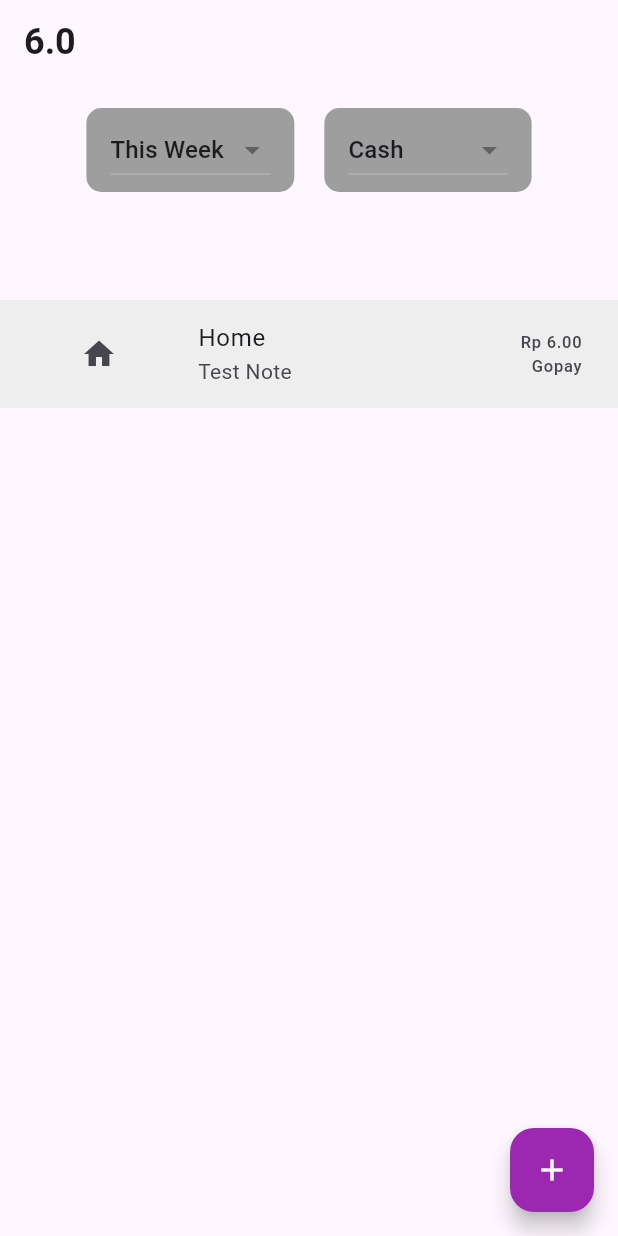
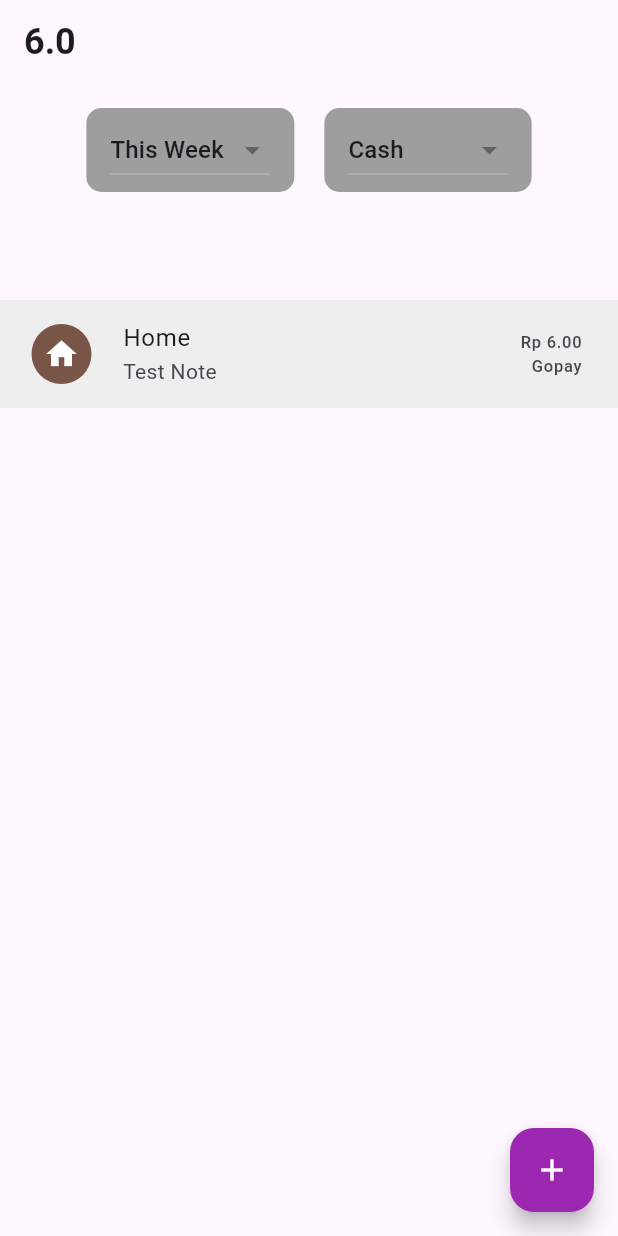
Before and after one commit to frasnym/explension, a Flutter app: the screen it shows after launch, after a tap on the "add" icon, on a phone screen of 412 x 824 dp. Run offline on Flutter 3.47's test engine with Material 3 defaults, Android fonts, the phone set to English and light mode, and no system bars; our stand-ins replace get_it, hive, hive_flutter; accounts and stored records are empty; generated files the repository leaves out were written again.

Commit message:
feat(expense): Add icon and color

```diff
--- a/lib/main.dart
+++ b/lib/main.dart
@@ -16,9 +16,7 @@ void main() async {
 
   // Init data
   await di.sl<ExpenseSourceService>().initializeDefaultData();
-  print(1);
   await di.sl<ExpenseCategoryService>().initializeDefaultData();
-  print(2);
 
   runApp(const MyApp());
 }
--- a/lib/models/expense_category.dart
+++ b/lib/models/expense_category.dart
@@ -17,14 +17,20 @@ class ExpenseCategory extends HiveObject {
   @HiveField(3)
   int? parentId;
 
+  @HiveField(4)
+  int? color;
+
   ExpenseCategory({
     required this.id,
     required this.name,
     IconData? icon,
     this.parentId,
+    this.color,
   }) : iconCodePoint = icon?.codePoint;
 
   IconData? get icon => iconCodePoint == null
       ? null
       : IconData(iconCodePoint!, fontFamily: 'MaterialIcons');
+
+  Color? get colorValue => color == null ? null : Color(color!);
 }
--- a/lib/screens/home.dart
+++ b/lib/screens/home.dart
@@ -156,8 +156,17 @@ class _HomePageState extends State<HomePage> {
       child: ListTile(
         leading: Container(
           padding: const EdgeInsets.all(8),
-          width: 100,
-          child: Icon(expense.category.icon),
+          width: 50,
+          decoration: BoxDecoration(
+            color: expense.category.color != null
+                ? Color(expense.category.color!)
+                : null,
+            shape: BoxShape.circle,
+          ),
+          child: Icon(
+            expense.category.icon,
+            color: Colors.white,
+          ),
         ),
         title: Text(expense.category.name.toString()),
         subtitle: expense.note != null ? Text(expense.note!) : null,
--- a/lib/services/expense_category.dart
+++ b/lib/services/expense_category.dart
@@ -12,9 +12,18 @@ class ExpenseCategoryService {
     try {
       if (_expenseCategoryBox.isEmpty) {
         await _expenseCategoryBox.addAll([
-          ExpenseCategory(id: 1, icon: Icons.restaurant, name: 'Food & Drink'),
-          ExpenseCategory(id: 2, icon: Icons.local_shipping, name: 'Transport'),
-          ExpenseCategory(id: 2, icon: Icons.home, name: 'Home'),
+          ExpenseCategory(
+              id: 1,
+              name: 'Food & Drink',
+              icon: Icons.restaurant,
+              color: Colors.orange.value),
+          ExpenseCategory(
+              id: 2,
+              name: 'Transport',
+              icon: Icons.local_shipping,
+              color: Colors.yellow.value),
+          ExpenseCategory(
+              id: 2, name: 'Home', icon: Icons.home, color: Colors.brown.value),
         ]);
       }
     } catch (e) {
```
Also changed, not shown: lib/models/expense_category.g.dart.
